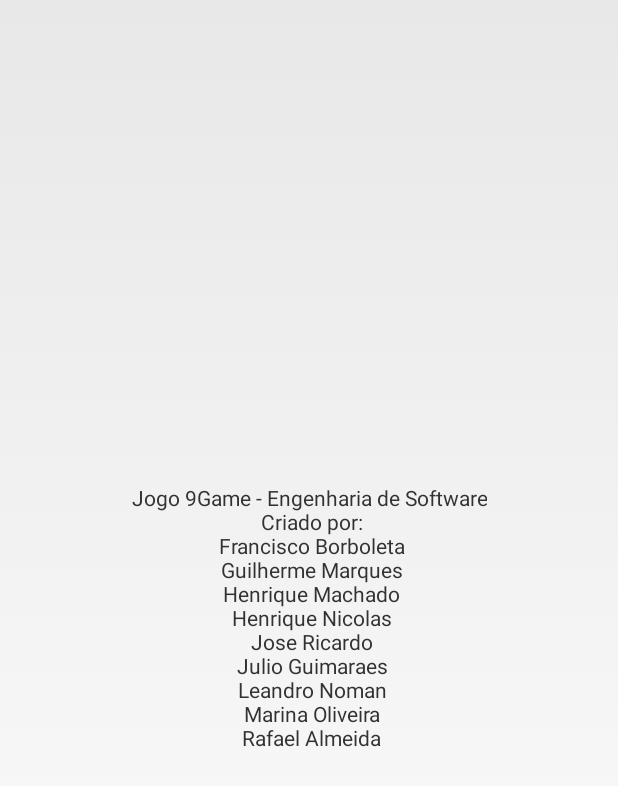
After one commit to juliotguimaraes/9group, an Android app: the CreditosActivity screen opened directly, with no data from a screen before it, on a phone screen of 412 x 824 dp. The commit adds this screen. Shown: the top 786 px of the screen. Run offline under Robolectric (Android 15) with nearby library versions, the phone set to English and light mode, and no system bars.

Commit message:
Tela de Creditos e Ranking adicionadas

```diff
--- /dev/null
+++ b/app/src/main/java/ninegroup/ninegame/CreditosActivity.java
@@ -0,0 +1,18 @@
+package ninegroup.ninegame;
+
+import android.app.Activity;
+import android.support.v7.app.ActionBarActivity;
+import android.os.Bundle;
+import android.view.Menu;
+import android.view.MenuItem;
+
+
+public class CreditosActivity extends Activity {
+
+    @Override
+    protected void onCreate(Bundle savedInstanceState) {
+        super.onCreate(savedInstanceState);
+        setContentView(R.layout.activity_creditos);
+    }
+
+}
--- /dev/null
+++ b/app/src/main/res/layout/activity_creditos.xml
@@ -0,0 +1,15 @@
+<RelativeLayout xmlns:android="http://schemas.android.com/apk/res/android"
+    xmlns:tools="http://schemas.android.com/tools" android:layout_width="match_parent"
+    android:layout_height="match_parent" android:paddingLeft="@dimen/activity_horizontal_margin"
+    android:paddingRight="@dimen/activity_horizontal_margin"
+    android:paddingTop="@dimen/activity_vertical_margin"
+    android:paddingBottom="@dimen/activity_vertical_margin"
+    tools:context="ninegroup.ninegame.CreditosActivity">
+
+    <TextView android:text="@string/creditos_text" android:layout_width="wrap_content"
+        android:layout_height="wrap_content"
+        android:layout_centerInParent="true"
+        android:id="@+id/creditos_text"
+        android:gravity="center_horizontal" />
+
+</RelativeLayout>
--- a/app/src/main/res/values/strings.xml
+++ b/app/src/main/res/values/strings.xml
@@ -1,7 +1,21 @@
 <resources>
     <string name="app_name">NineGame</string>
 
-    <string name="hello_world">Hello world!</string>
-    <string name="action_settings">Settings</string>
-    <string name="title_activity_question">QuestionActivity</string>
+    <string name="title_activity_question">Question</string>
+    <string name="title_activity_creditos">Creditos</string>
+    <string name="title_activity_ranking">Ranking</string>
+
+    <string name="creditos_text">Jogo 9Game - Engenharia de Software\n
+    Criado por:\n
+    Francisco Borboleta\n
+    Guilherme Marques\n
+    Henrique Machado\n
+    Henrique Nicolas\n
+    Jose Ricardo\n
+    Julio Guimaraes\n
+    Leandro Noman\n
+    Marina Oliveira\n
+    Rafael Almeida</string>
+
+    <string name="arquivo_ranking">ranking.txt</string>
 </resources>
```
Also changed, not shown: app/src/main/AndroidManifest.xml (+18 -2 lines), app/src/main/java/ninegroup/ninegame/MainActivity.java (+105 -3 lines), app/src/main/java/ninegroup/ninegame/RankingActivity.java (added, +46 -0 lines), app/src/main/res/layout/activity_ranking.xml (added, +16 -0 lines), app/src/main/res/drawable/creditos.png (added), app/src/main/res/drawable/ranking.png (added), 194 other files.
